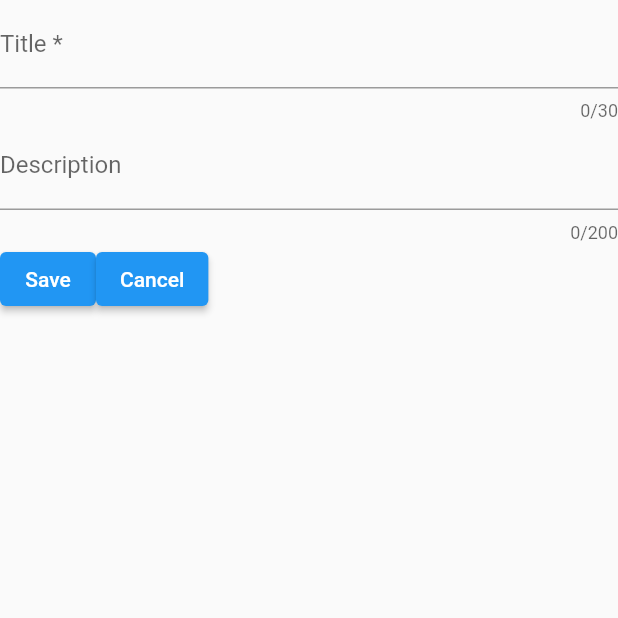
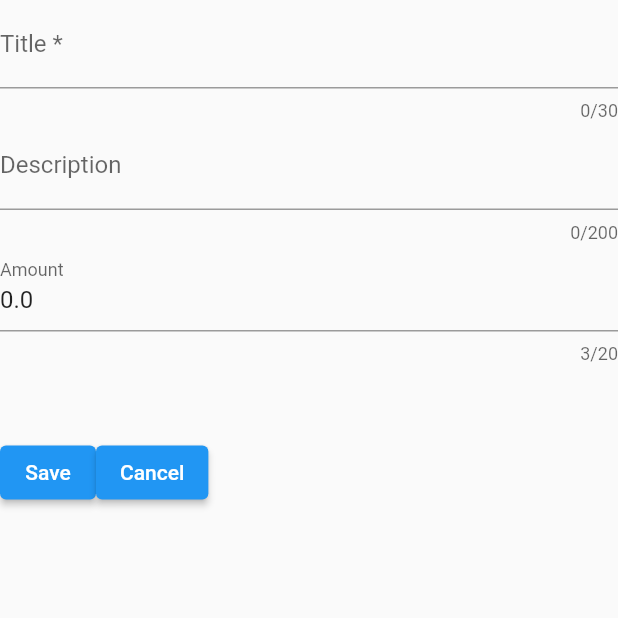
Before and after one commit to LanceHclaw/subscriptions_tracker, a Flutter app: the screen it shows after launch, after a tap on the "add" icon, on a phone screen of 412 x 824 dp, the top half of it. Run offline on Flutter 3.47's test engine with Material 2 defaults, Android fonts, the light colour scheme and no system bars; missing offline and left inert: currency_picker, localstore.

Commit message:
add more data to the subscription record

```diff
--- a/lib/main.dart
+++ b/lib/main.dart
@@ -41,7 +41,11 @@ class Home extends StatelessWidget {
         onPressed: () => Navigator.push(
           context,
           MaterialPageRoute(
-            builder: (context) => const SubscriptionForm(),
+            builder: (context) => SubscriptionForm(
+              null,
+              (subscription) =>
+                  _key.currentState!.createSubscription(subscription),
+            ),
           ),
         ),
         tooltip: 'Add a Subscription',
--- a/lib/subscription.dart
+++ b/lib/subscription.dart
@@ -1,22 +1,76 @@
+import 'package:currency_picker/currency_picker.dart';
+import 'package:flutter/cupertino.dart';
+
 class Subscription {
   int key;
   String title;
   String description;
+  String amount;
+  Currency currency;
+  DateTime startDate;
+  Renewal renewalPeriod;
 
   Subscription({
     required this.key,
     required this.title,
-    required this.description
+    required this.description,
+    required this.amount,
+    required this.currency,
+    required this.startDate,
+    required this.renewalPeriod,
   });
 
+  Subscription.newEmpty()
+  : key = UniqueKey().hashCode,
+    title = '',
+    description = '',
+    amount = "0.0",
+    currency = CurrencyService().findByCode("EUR")!,
+    startDate = DateTime.now(),
+    renewalPeriod = Renewal(every: 1, timePeriod: TimePeriod.months);
+
   Subscription.fromJson(Map<String, dynamic> json)
-  : key = json['key'],
-    title = json['title'],
-    description = json['description'];
+      : key = json['key'],
+        title = json['title'],
+        description = json['description'],
+        amount = json['amount'],
+        currency = Currency.from(json: json['currency']),
+        startDate = DateTime.parse(json['startDate']),
+        renewalPeriod = Renewal.fromJson(json['renewalPeriod']);
 
   Map<String, dynamic> toJson() => {
-    'key': key,
-    'title': title,
-    'description': description
+        'key': key,
+        'title': title,
+        'description': description,
+        'amount': amount,
+        'currency': currency.toJson(),
+        'startDate': startDate.toIso8601String(),
+        'renewalPeriod': renewalPeriod.toJson(),
+      };
+}
+
+class Renewal {
+  int every;
+  TimePeriod timePeriod;
+
+  Renewal({
+    required this.every,
+    required this.timePeriod,
+  });
+
+  Renewal.fromJson(Map<String, dynamic> json)
+    : every = json['every'],
+      timePeriod = json['timePeriod'];
+
+  Map<String, dynamic> toJson() => {
+    'every': every,
+    'timePeriod': timePeriod.toString(),
   };
 }
+
+enum TimePeriod {
+  days,
+  weeks,
+  months,
+  years,
+}
--- a/lib/subscription_form.dart
+++ b/lib/subscription_form.dart
@@ -1,16 +1,39 @@
 import 'package:flutter/material.dart';
-//import 'package:subscription_tracker/subscription.dart';
+import 'package:subscription_tracker/subscription.dart';
+import 'package:currency_picker/currency_picker.dart';
 
 class SubscriptionForm extends StatefulWidget {
-  const SubscriptionForm({super.key});
+  final void Function(Subscription) callback;
+  final Subscription subscription;
+
+  SubscriptionForm(Subscription? subscription, this.callback, {super.key})
+      : subscription =
+            (subscription == null) ? Subscription.newEmpty() : subscription;
 
   @override
   State<SubscriptionForm> createState() => _SubscriptionFormState();
 }
 
 class _SubscriptionFormState extends State<SubscriptionForm> {
-  //Subscription subscription;
   final _formKey = GlobalKey<FormState>();
+
+  TextEditingController titleController = TextEditingController();
+  TextEditingController descriptionController = TextEditingController();
+  TextEditingController amountController = TextEditingController();
+  late Currency currency;
+  TextEditingController startDateController = TextEditingController();
+  late Renewal renewal;
+
+  @override
+  void initState() {
+    super.initState();
+    titleController.text = widget.subscription.title;
+    descriptionController.text = widget.subscription.description;
+    amountController.text = widget.subscription.amount;
+    currency = widget.subscription.currency;
+    startDateController.text = widget.subscription.startDate.toString();
+    renewal = widget.subscription.renewalPeriod;
+  }
 
   @override
   Widget build(BuildContext context) {
@@ -19,12 +42,17 @@ class _SubscriptionFormState extends State<SubscriptionForm> {
         key: _formKey,
         child: Column(
           children: [
-            const TextField(
+            TextFormField(
               maxLength: 30,
-              decoration: InputDecoration(
+              decoration: const InputDecoration(
                 labelText: "Title *",
                 hintText: "What service is this subscription for?",
               ),
+              controller: titleController,
+              onFieldSubmitted: (value) => titleController.text = value,
+              validator: (value) => (value == null || value == '')
+                  ? 'Title cannot be empty'
+                  : null,
             ),
             TextFormField(
               maxLength: 200,
@@ -32,17 +60,37 @@ class _SubscriptionFormState extends State<SubscriptionForm> {
                 labelText: "Description",
                 hintText: "Any details you'd like to take note of",
               ),
+              controller: descriptionController,
+              onFieldSubmitted: (value) => descriptionController.text = value,
+            ),
+            TextFormField(
+              maxLength: 20,
+              keyboardType:
+                  const TextInputType.numberWithOptions(decimal: true),
+              decoration: const InputDecoration(
+                labelText: "Amount",
+                hintText: "0.0",
+              ),
+              controller: amountController,
+              onFieldSubmitted: (value) => amountController.text = value,
+            ),
+            MaterialButton(
+              child: Text("${currency.code}  ${currency.symbol}"),
+              onPressed: () => showCurrencyPicker(
+                  context: context, onSelect: (value) => setState(() => {currency = value})),
             ),
             Row(
               children: [
                 ElevatedButton(
                   onPressed: () {
                     if (_formKey.currentState!.validate()) {
+                      widget.callback(getSubscription());
                       ScaffoldMessenger.of(context).showSnackBar(
                         const SnackBar(
                           content: Text("Saved"),
                         ),
                       );
+
                       Navigator.pop(context);
                     }
                   },
@@ -59,4 +107,16 @@ class _SubscriptionFormState extends State<SubscriptionForm> {
       ),
     );
   }
+
+  Subscription getSubscription() {
+    return Subscription(
+      key: widget.subscription.key,
+      title: titleController.text,
+      description: descriptionController.text,
+      amount: amountController.text,
+      currency: currency,
+      startDate: DateTime.parse(startDateController.text),
+      renewalPeriod: renewal,
+    );
+  }
 }
--- a/lib/subscriptions_list.dart
+++ b/lib/subscriptions_list.dart
@@ -1,6 +1,7 @@
 import 'package:flutter/material.dart';
 import 'package:subscription_tracker/data_persistence.dart';
 import 'package:subscription_tracker/subscription.dart';
+import 'package:subscription_tracker/subscription_form.dart';
 
 class SubscriptionsList extends StatefulWidget {
   const SubscriptionsList({super.key});
@@ -10,13 +11,14 @@ class SubscriptionsList extends StatefulWidget {
 }
 
 class SubscriptionsListState extends State<SubscriptionsList> {
-  static int _counter = 0;
   static List<Subscription> _subscriptions = <Subscription>[];
 
   @override
-  void initState(){
+  void initState() {
     super.initState();
-    DataPersistence.instance.loadList().then((value) => {setState(() => _subscriptions = value)});
+    DataPersistence.instance
+        .loadList()
+        .then((value) => {setState(() => _subscriptions = value)});
   }
 
   @override
@@ -57,17 +59,13 @@ class SubscriptionsListState extends State<SubscriptionsList> {
     });
   }
 
-  void updateIndices() {
-
-  }
-
-  void addRow() {
-    setState(() {
-      _counter++;
-      _subscriptions.add(createSubscription());
-      DataPersistence.instance.saveList(_subscriptions);
-    });
-  }
+  // void addRow() {
+  //   setState(() {
+  //     _counter++;
+  //     _subscriptions.add(getNewDummySubscription());
+  //     DataPersistence.instance.saveList(_subscriptions);
+  //   });
+  // }
 
   void removeRow(int hashCode) {
     setState(() {
@@ -94,12 +92,8 @@ class SubscriptionsListState extends State<SubscriptionsList> {
     );
 
     Widget confirmButton = TextButton(
-      child: const Text("Delete"),
-      onPressed: () => {
-        removeRow(rowHashcode),
-        Navigator.pop(context)
-      }
-    );
+        child: const Text("Delete"),
+        onPressed: () => {removeRow(rowHashcode), Navigator.pop(context)});
 
     AlertDialog alert = AlertDialog(
       title: const Text("Delete Subscription"),
@@ -119,14 +113,29 @@ class SubscriptionsListState extends State<SubscriptionsList> {
     );
   }
 
-  Subscription createSubscription(){
-    final subscription = Subscription(
-      key: _counter,
-      title: "This is row $_counter",
-      description: "Dummy description"
-    );
+  // Subscription getNewDummySubscription() {
+  //   final subscription = Subscription(
+  //     key: UniqueKey().hashCode,
+  //     title: "This is row $_counter",
+  //     description: "Dummy description",
+  //   );
 
-    return subscription;
+  //   return subscription;
+  // }
+
+  void createSubscription(Subscription subscription) {
+    setState(() {
+      _subscriptions.add(subscription);
+      DataPersistence.instance.saveList(_subscriptions);
+    });
+  }
+
+  void editSubscription(Subscription subscription) {
+    setState(() {
+      _subscriptions[_subscriptions.indexWhere(
+          (element) => element.key == subscription.key)] = subscription;
+      DataPersistence.instance.saveList(_subscriptions);
+    });
   }
 
   ListTile createTile(Subscription subscription) {
@@ -141,6 +150,14 @@ class SubscriptionsListState extends State<SubscriptionsList> {
           fontSize: 16,
         ),
       ),
+      onTap: () => Navigator.push(
+          context,
+          MaterialPageRoute(
+            builder: (context) => SubscriptionForm(
+              subscription,
+              (subscription) => editSubscription(subscription),
+            ),
+          )),
       trailing: ElevatedButton(
         onPressed: (() => confirmationPrompt(subscription.key)),
         child: const Icon(
--- a/pubspec.yaml
+++ b/pubspec.yaml
@@ -37,6 +37,7 @@ dependencies:
   # Use with the CupertinoIcons class for iOS style icons.
   cupertino_icons: ^1.0.2
   localstore: ^1.3.4
+  currency_picker: ^2.0.13
 
 dev_dependencies:
   flutter_test:
```
Also changed, not shown: pubspec.lock.
